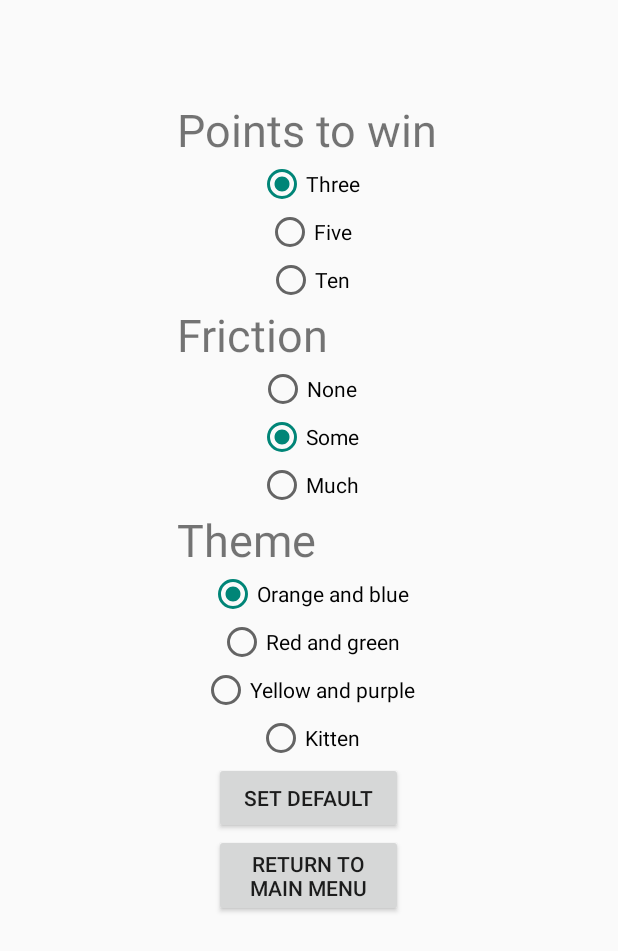
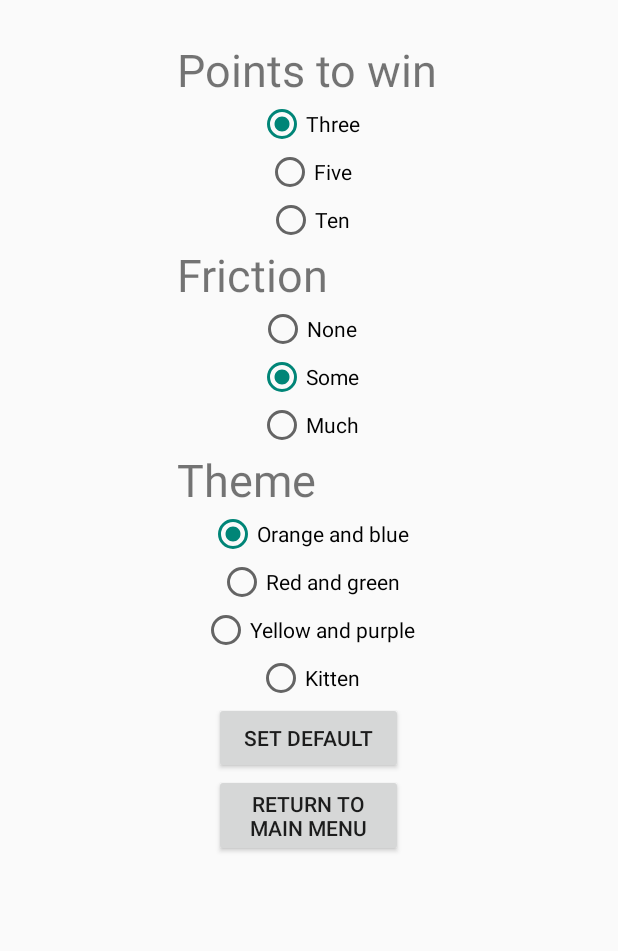
Before and after one commit to MFHolm/myAirhockityGame, an Android app: the Settings screen opened directly, with no data from a screen before it, on a phone screen of 412 x 824 dp. Shown: the top 951 px of the screen. Run offline under Robolectric (Android 15) with nearby library versions, the light colour scheme and no system bars.

Commit message:
Merge remote-tracking branch 'origin/master'
# Conflicts:
#	myAirhockityGame/app/src/main/java/com/example/maritaholm/myairhockitygame/Game.java
#	myAirhockityGame/app/src/main/java/com/example/maritaholm/myairhockitygame/MainMenu.java
#	myAirhockityGame/app/src/main/java/com/example/maritaholm/myairhockitygame/Settings.java

```diff
--- a/myAirhockityGame/app/src/main/res/layout/activity_settings.xml
+++ b/myAirhockityGame/app/src/main/res/layout/activity_settings.xml
@@ -21,7 +21,7 @@
             android:layout_height="wrap_content"
             android:text="Points to win"
             android:textSize="30dp"
-            android:layout_marginTop="50dp" />
+            android:layout_marginTop="10dp" />
 
         <RadioGroup
             android:id="@+id/points_group"
```
